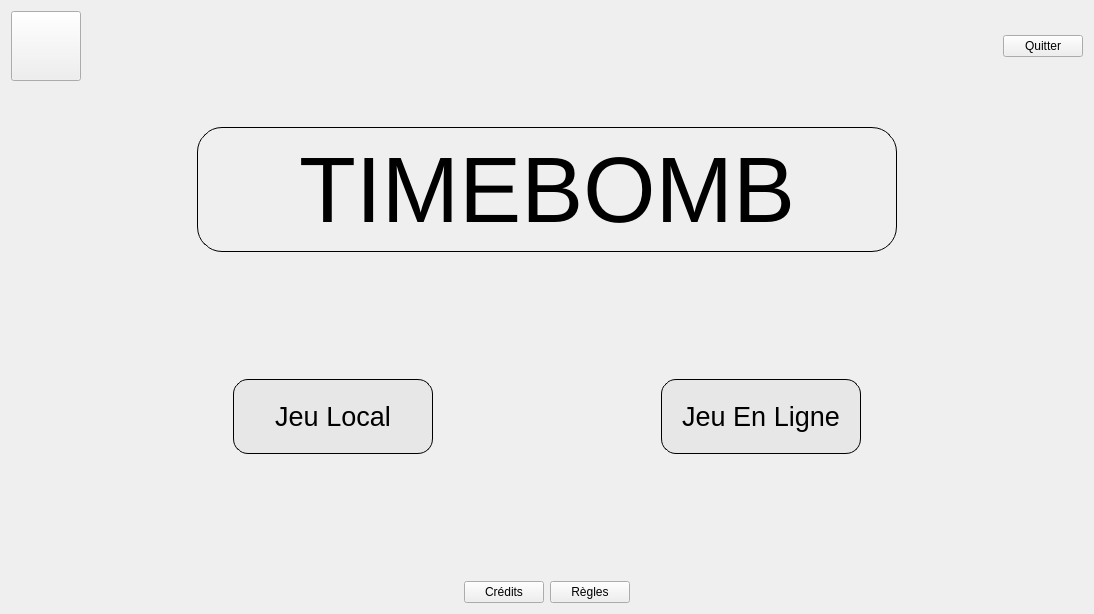
First picture: the form in test_craig/home.ui, repository gbequet/time_bomb, before the edit.
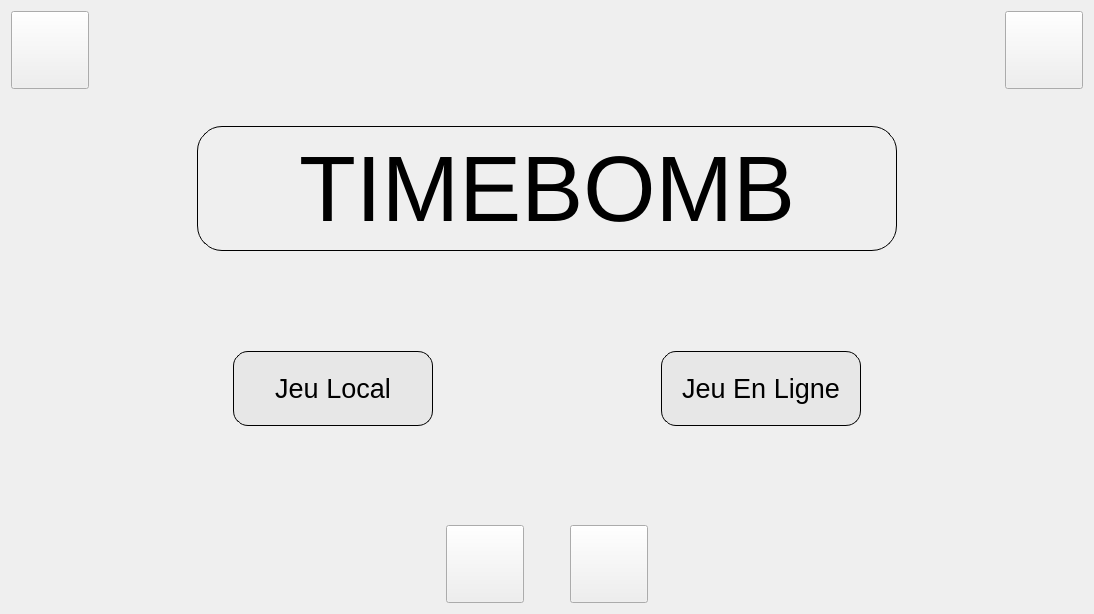
Second picture: the form after the edit. Icons and pictures are not drawn.

What changed in the file:
```diff
--- a/test_craig/home.ui
+++ b/test_craig/home.ui
@@ -25,7 +25,10 @@
         </size>
        </property>
        <property name="styleSheet">
-        <string notr="true">border-image:url(://images/icons/button-quit.png);</string>
+        <string notr="true">border-image:url(:/images/icons/button-settings.png);
+width: 70px;
+height:70px;
+</string>
        </property>
        <property name="text">
         <string/>
@@ -47,8 +50,14 @@
      </item>
      <item>
       <widget class="QPushButton" name="quitter">
+       <property name="styleSheet">
+        <string notr="true">border-image:url(:/images/icons/button-quit.png);
+width: 70px;
+height:70px;
+</string>
+       </property>
        <property name="text">
-        <string>Quitter</string>
+        <string/>
        </property>
       </widget>
      </item>
@@ -342,15 +351,42 @@
      </item>
      <item>
       <widget class="QPushButton" name="credits">
+       <property name="styleSheet">
+        <string notr="true">border-image:url(:/images/icons/button-credits.png);
+width: 70px;
+height:70px;</string>
+       </property>
        <property name="text">
-        <string>Crédits</string>
+        <string/>
        </property>
       </widget>
      </item>
+     <item>
+      <spacer name="horizontalSpacer_9">
+       <property name="orientation">
+        <enum>Qt::Horizontal</enum>
+       </property>
+       <property name="sizeType">
+        <enum>QSizePolicy::Minimum</enum>
+       </property>
+       <property name="sizeHint" stdset="0">
+        <size>
+         <width>40</width>
+         <height>20</height>
+        </size>
+       </property>
+      </spacer>
+     </item>
      <item>
       <widget class="QPushButton" name="regles">
+       <property name="styleSheet">
+        <string notr="true">border-image:url(:/images/icons/button-rules.png);
+width: 70px;
+height:70px;
+</string>
+       </property>
        <property name="text">
-        <string>Règles</string>
+        <string/>
        </property>
       </widget>
      </item>
```
